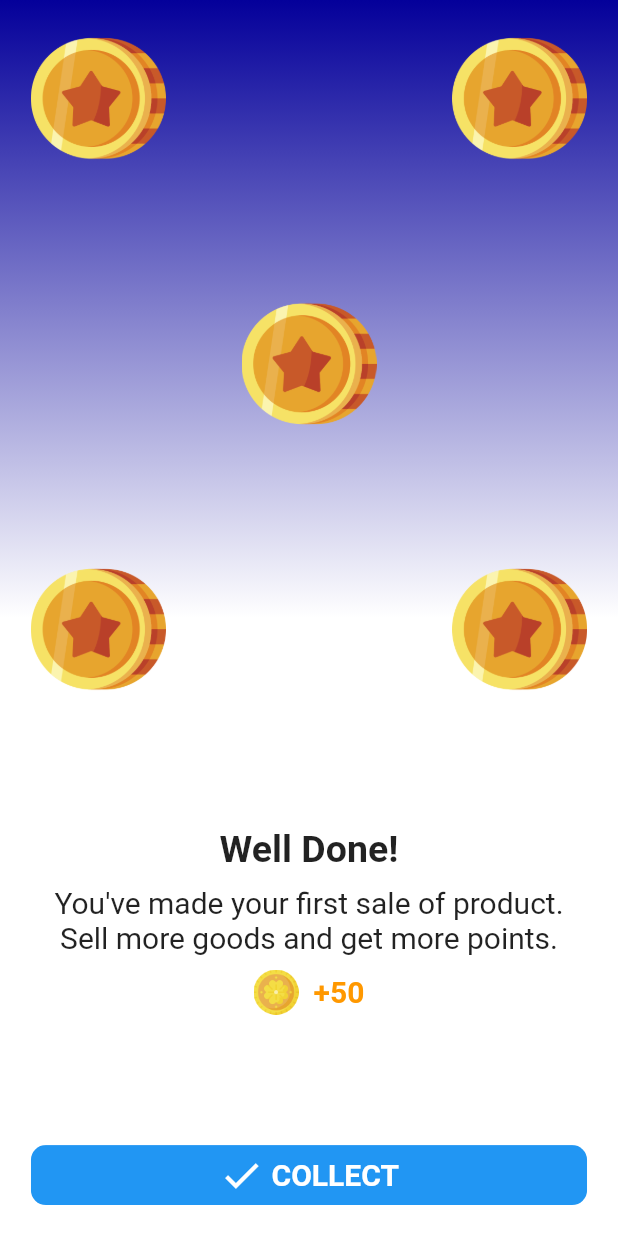
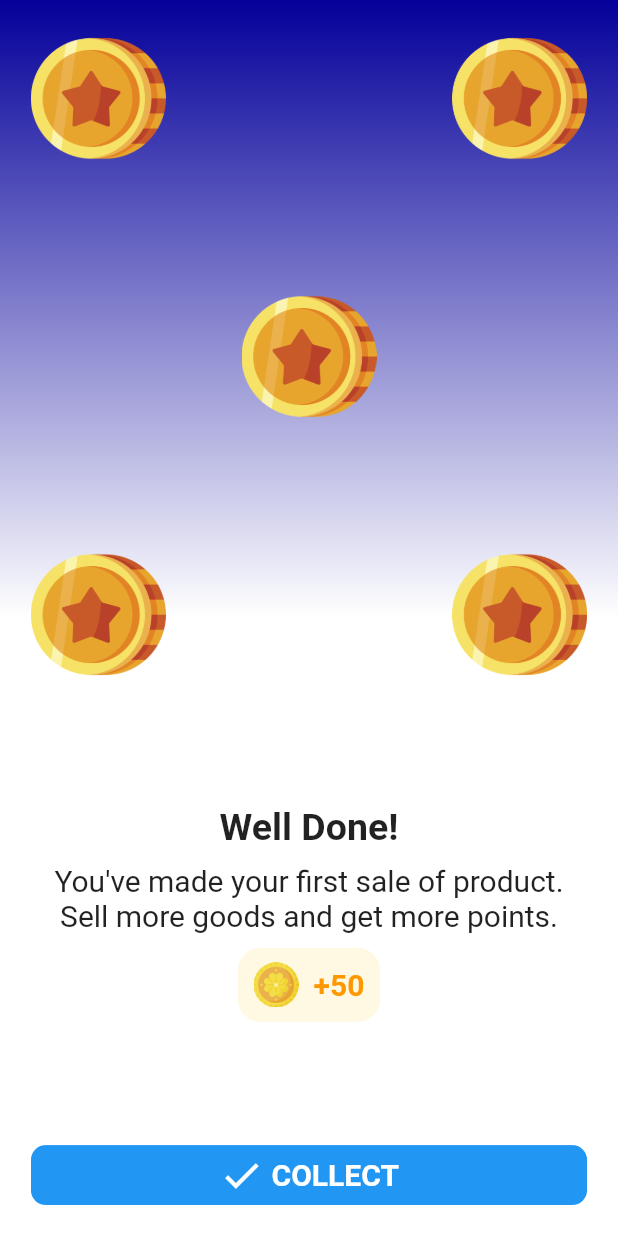
Before and after one commit to EmreKaya0860/basic-design-with-flutter, a Flutter app: the screen it shows after launch, on a phone screen of 412 x 824 dp. Run offline on Flutter 3.47's test engine with Material 2 defaults, Android fonts, the phone set to English and light mode, and no system bars.

Commit message:
'border'

```diff
--- a/lib/main.dart
+++ b/lib/main.dart
@@ -83,9 +83,22 @@ class _MyHomePageState extends State<MyHomePage> {
                 Row(
                   mainAxisAlignment: MainAxisAlignment.center,
                   children: [
+                    ClipRRect(
+                      borderRadius: BorderRadius.circular(15),
+                      child: Container(
+                        width: width*0.23,
+                        height: height*0.06,
+                        color: Color(0xFFFFF8E2),
+                        child: Row(
+                          mainAxisAlignment: MainAxisAlignment.center,
+                          children: [
                     Image(image: AssetImage("images/coin.png"),height: 30,),
                     Padding(padding: EdgeInsets.only(right: 10)),
                     Text("+50",style: TextStyle(color: Colors.orange,fontWeight: FontWeight.bold,fontSize: 20),)
+                          ],
+                        ),
+                      ),
+                    )
                   ],
                 )
               ],),
```
